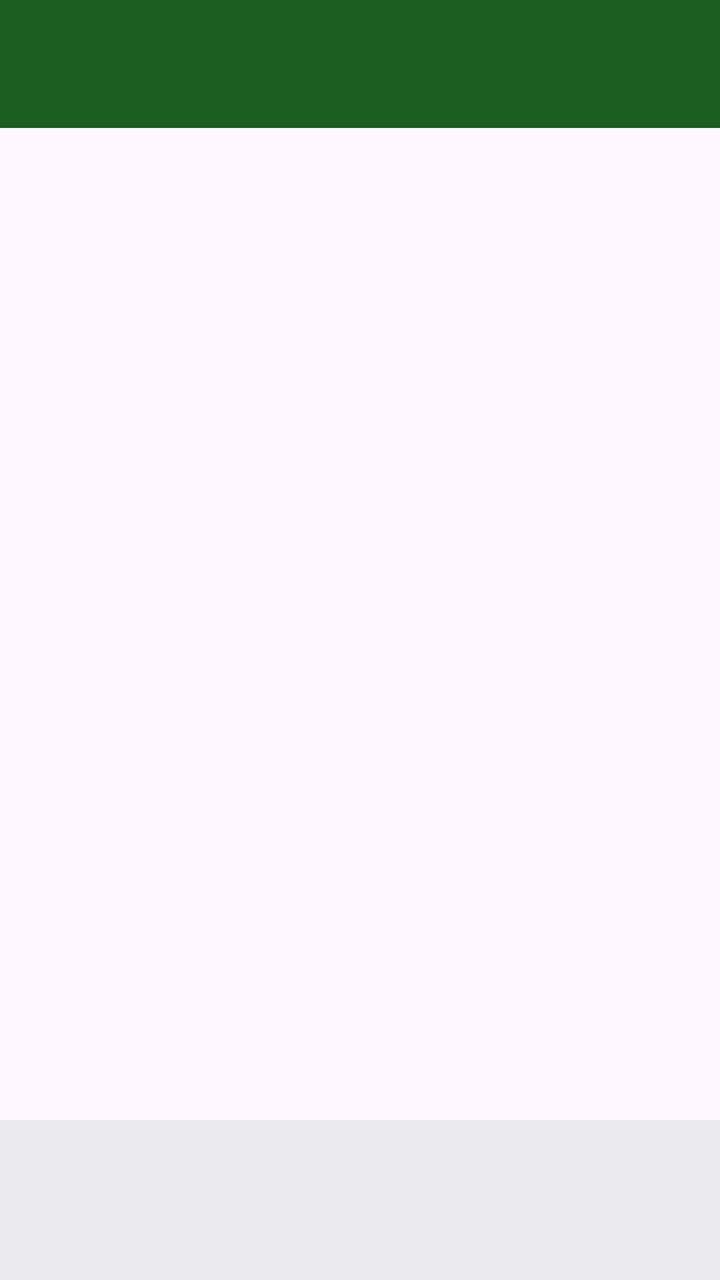
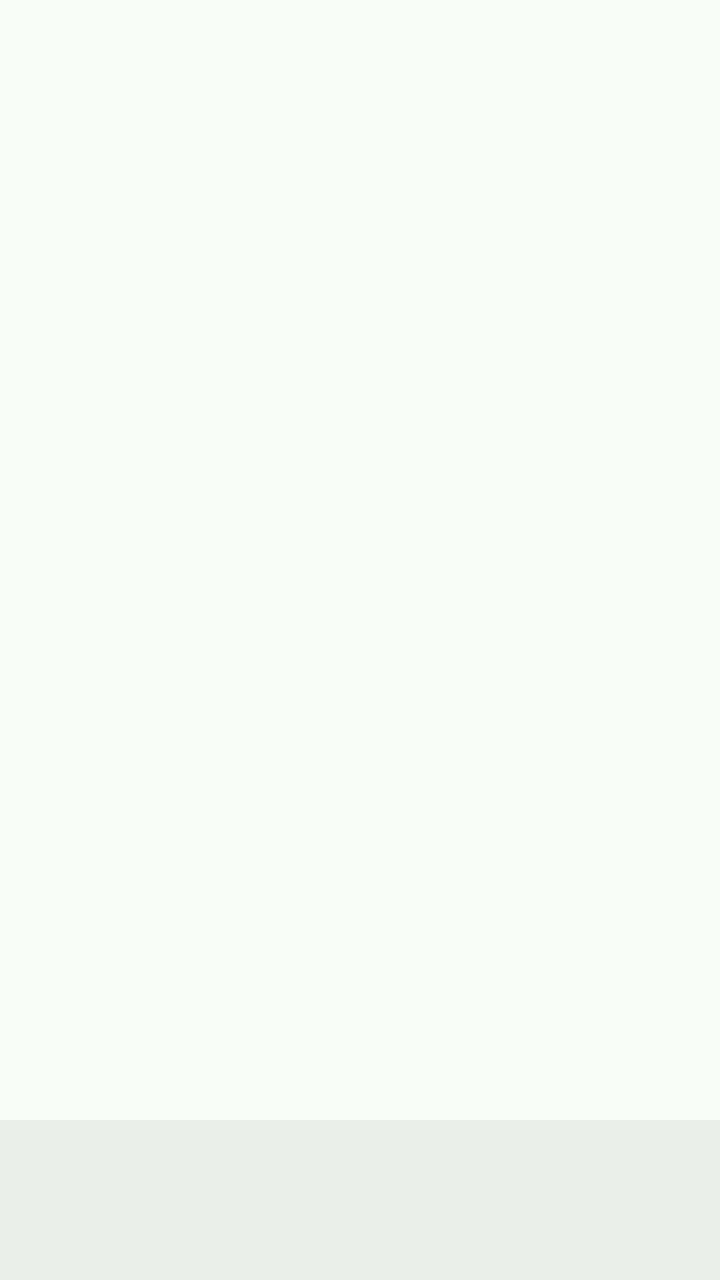

Compare the two renders of this Android layout. The source of the first and the diff that turns it into the second are given below.
<!-- AndroidManifest.xml: application theme Theme.Home -->
<!-- res/layout/activity_main.xml -->
<?xml version="1.0" encoding="utf-8"?>
<LinearLayout xmlns:android="http://schemas.android.com/apk/res/android"
    xmlns:app="http://schemas.android.com/apk/res-auto"
    android:layout_width="match_parent"
    android:layout_height="match_parent"
    android:orientation="vertical">

    <com.google.android.material.appbar.AppBarLayout
        android:id="@+id/appbar"
        android:layout_width="match_parent"
        android:layout_height="wrap_content"
        android:background="@color/home_green"
        app:elevation="2dp">

        <com.google.android.material.appbar.MaterialToolbar
            android:id="@+id/toolbar"
            android:layout_width="match_parent"
            android:layout_height="?attr/actionBarSize"
            android:background="@color/home_green"
            app:titleTextColor="@color/home_on_green" />
    </com.google.android.material.appbar.AppBarLayout>

    <androidx.fragment.app.FragmentContainerView
        android:id="@+id/fragment_container"
        android:layout_width="match_parent"
        android:layout_height="0dp"
        android:layout_weight="1" />

    <com.google.android.material.bottomnavigation.BottomNavigationView
        android:id="@+id/bottom_navigation"
        android:layout_width="match_parent"
        android:layout_height="wrap_content"
        android:background="?attr/colorSurface"
        app:labelVisibilityMode="labeled" />
</LinearLayout>
<!-- resources referenced by this layout -->
<resources>
  <color name="home_green">#1B5E20</color>
  <color name="home_on_green">#FFFFFF</color>
  <style name="Theme.Home" parent="Theme.Material3.DayNight.NoActionBar">
          <item name="colorPrimary">@color/home_green</item>
          <item name="colorOnPrimary">@color/home_on_green</item>
          <item name="colorPrimaryContainer">@color/home_green_dark</item>
          <item name="colorOnPrimaryContainer">@color/home_on_green</item>
          <item name="colorSecondary">@color/home_teal</item>
          <item name="colorOnSecondary">@color/home_on_teal</item>
          <item name="android:statusBarColor">@color/home_green_dark</item>
          <item name="android:navigationBarColor">?attr/colorSurface</item>
          <item name="android:windowLightStatusBar">false</item>
      </style>
  <color name="home_green_dark">#0D3F14</color>
  <color name="home_teal">#00695C</color>
  <color name="home_on_teal">#FFFFFF</color>
</resources>

<!-- the commit's change to res/layout/activity_main.xml (unified diff, before → after) -->
@@ -3,21 +3,23 @@
     xmlns:app="http://schemas.android.com/apk/res-auto"
     android:layout_width="match_parent"
     android:layout_height="match_parent"
+    android:background="?attr/colorSurface"
     android:orientation="vertical">
 
     <com.google.android.material.appbar.AppBarLayout
         android:id="@+id/appbar"
         android:layout_width="match_parent"
         android:layout_height="wrap_content"
-        android:background="@color/home_green"
-        app:elevation="2dp">
+        android:background="?attr/colorSurface"
+        app:elevation="0dp">
 
         <com.google.android.material.appbar.MaterialToolbar
             android:id="@+id/toolbar"
             android:layout_width="match_parent"
             android:layout_height="?attr/actionBarSize"
-            android:background="@color/home_green"
-            app:titleTextColor="@color/home_on_green" />
+            android:background="?attr/colorSurface"
+            app:titleCentered="false"
+            app:titleTextAppearance="@style/TextAppearance.Home.ToolbarTitle" />
     </com.google.android.material.appbar.AppBarLayout>
 
     <androidx.fragment.app.FragmentContainerView
@@ -30,6 +32,6 @@
         android:id="@+id/bottom_navigation"
         android:layout_width="match_parent"
         android:layout_height="wrap_content"
-        android:background="?attr/colorSurface"
+        android:background="?attr/colorSurfaceContainer"
         app:labelVisibilityMode="labeled" />
 </LinearLayout>
<!-- resource entries referenced after the edit -->
@@ -1,20 +1,78 @@
 <!-- resources referenced by this layout -->
 <resources>
-  <color name="home_green">#1B5E20</color>
-  <color name="home_on_green">#FFFFFF</color>
+  <style name="TextAppearance.Home.ToolbarTitle" parent="TextAppearance.Material3.HeadlineSmall">
+          <item name="android:fontFamily">sans-serif-medium</item>
+          <item name="android:textColor">?attr/colorOnSurface</item>
+      </style>
   <style name="Theme.Home" parent="Theme.Material3.DayNight.NoActionBar">
-          <item name="colorPrimary">@color/home_green</item>
-          <item name="colorOnPrimary">@color/home_on_green</item>
-          <item name="colorPrimaryContainer">@color/home_green_dark</item>
-          <item name="colorOnPrimaryContainer">@color/home_on_green</item>
-          <item name="colorSecondary">@color/home_teal</item>
-          <item name="colorOnSecondary">@color/home_on_teal</item>
-          <item name="android:statusBarColor">@color/home_green_dark</item>
-          <item name="android:navigationBarColor">?attr/colorSurface</item>
-          <item name="android:windowLightStatusBar">false</item>
+          <item name="colorPrimary">@color/home_primary</item>
+          <item name="colorOnPrimary">@color/home_on_primary</item>
+          <item name="colorPrimaryContainer">@color/home_primary_container</item>
+          <item name="colorOnPrimaryContainer">@color/home_on_primary_container</item>
+          <item name="colorSecondary">@color/home_secondary</item>
+          <item name="colorOnSecondary">@color/home_on_secondary</item>
+          <item name="colorSecondaryContainer">@color/home_secondary_container</item>
+          <item name="colorOnSecondaryContainer">@color/home_on_secondary_container</item>
+          <item name="colorTertiary">@color/home_tertiary</item>
+          <item name="colorOnTertiary">@color/home_on_tertiary</item>
+          <item name="colorTertiaryContainer">@color/home_tertiary_container</item>
+          <item name="colorOnTertiaryContainer">@color/home_on_tertiary_container</item>
+          <item name="colorError">@color/home_error</item>
+          <item name="android:colorBackground">@color/home_surface</item>
+          <item name="colorSurface">@color/home_surface</item>
+          <item name="colorOnSurface">@color/home_on_surface</item>
+          <item name="colorOnBackground">@color/home_on_surface</item>
+          <item name="colorOnSurfaceVariant">@color/home_on_surface_variant</item>
+          <item name="colorSurfaceContainerLow">@color/home_surface_container_low</item>
+          <item name="colorSurfaceContainer">@color/home_surface_container</item>
+          <item name="colorSurfaceContainerHigh">@color/home_surface_container_high</item>
+          <item name="colorSurfaceContainerHighest">@color/home_surface_container_highest</item>
+          <item name="colorOutline">@color/home_outline</item>
+          <item name="colorOutlineVariant">@color/home_outline_variant</item>
+  
+          
+          <item name="shapeAppearanceSmallComponent">@style/ShapeAppearance.Home.Small</item>
+          <item name="shapeAppearanceMediumComponent">@style/ShapeAppearance.Home.Medium</item>
+          <item name="shapeAppearanceLargeComponent">@style/ShapeAppearance.Home.Large</item>
+  
+          <item name="android:statusBarColor">@color/home_surface</item>
+          <item name="android:navigationBarColor">@color/home_surface_container</item>
+          <item name="android:windowLightStatusBar">@bool/home_light_bars</item>
+          <item name="android:windowLightNavigationBar">@bool/home_light_bars</item>
       </style>
-  <color name="home_green_dark">#0D3F14</color>
-  <color name="home_teal">#00695C</color>
-  <color name="home_on_teal">#FFFFFF</color>
+  <color name="home_primary">#0E7C66</color>
+  <color name="home_on_primary">#FFFFFF</color>
+  <color name="home_primary_container">#BDF2E0</color>
+  <color name="home_on_primary_container">#00201A</color>
+  <color name="home_secondary">#4A635B</color>
+  <color name="home_on_secondary">#FFFFFF</color>
+  <color name="home_secondary_container">#CCE8DE</color>
+  <color name="home_on_secondary_container">#05201A</color>
+  <color name="home_tertiary">#8A5100</color>
+  <color name="home_on_tertiary">#FFFFFF</color>
+  <color name="home_tertiary_container">#FFDDB6</color>
+  <color name="home_on_tertiary_container">#2C1600</color>
+  <color name="home_error">#BA1A1A</color>
+  <color name="home_surface">#F5FBF7</color>
+  <color name="home_on_surface">#171D1A</color>
+  <color name="home_on_surface_variant">#3F4945</color>
+  <color name="home_surface_container_low">#EFF5F1</color>
+  <color name="home_surface_container">#E9F0EC</color>
+  <color name="home_surface_container_high">#E3EAE6</color>
+  <color name="home_surface_container_highest">#DDE4E0</color>
+  <color name="home_outline">#6F7975</color>
+  <color name="home_outline_variant">#BFC9C4</color>
+  <style name="ShapeAppearance.Home.Small" parent="ShapeAppearance.Material3.SmallComponent">
+          <item name="cornerFamily">rounded</item>
+          <item name="cornerSize">14dp</item>
+      </style>
+  <style name="ShapeAppearance.Home.Medium" parent="ShapeAppearance.Material3.MediumComponent">
+          <item name="cornerFamily">rounded</item>
+          <item name="cornerSize">22dp</item>
+      </style>
+  <style name="ShapeAppearance.Home.Large" parent="ShapeAppearance.Material3.LargeComponent">
+          <item name="cornerFamily">rounded</item>
+          <item name="cornerSize">28dp</item>
+      </style>
 </resources>
 
